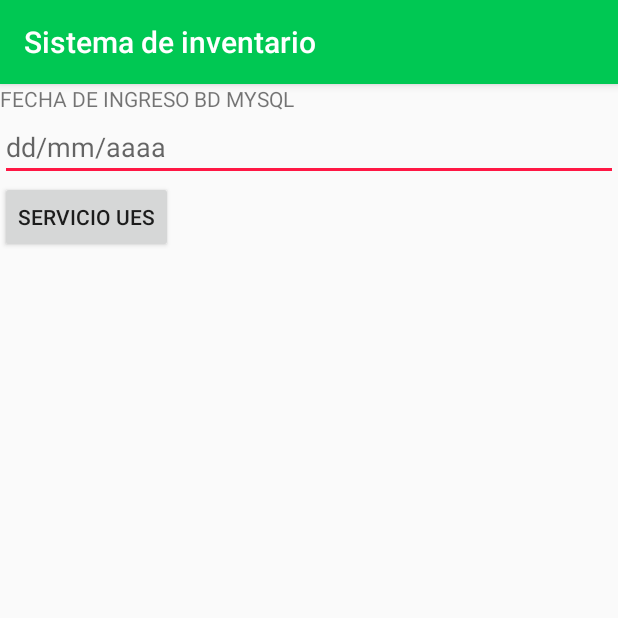
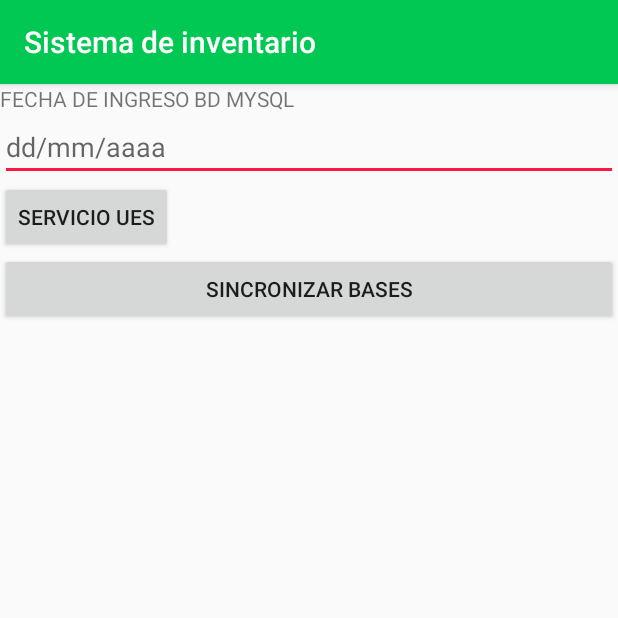
Before and after one commit to dixon28/pdmTareaSubeCum, an Android app: the EquipoWSActivity screen opened directly, with no data from a screen before it, on a phone screen of 412 x 824 dp, the top half of it. Run offline under Robolectric (Android 15) with nearby library versions, the phone set to English and light mode, and no system bars.

Commit message:
Se agrego la sincronizacion de la BD Mysql con SQLite para la tabla Equipo

```diff
--- a/PdmSubeCum/app/src/main/res/layout/activity_equipo_ws.xml
+++ b/PdmSubeCum/app/src/main/res/layout/activity_equipo_ws.xml
@@ -36,6 +36,12 @@ xmlns:android="http://schemas.android.com/apk/res/android">
 
 </LinearLayout>
 
+    <Button android:layout_height="wrap_content"
+        android:layout_width="match_parent"
+        android:id="@+id/button_local"
+        android:text="SINCRONIZAR BASES"
+        android:onClick="guardar"/>
+
 <ListView
     android:layout_height="wrap_content"
     android:layout_width="match_parent"
```
Also changed, not shown: PdmSubeCum/app/src/main/java/com/pdmsubecum/DB/DataBase.java (+12 -4 lines), PdmSubeCum/app/src/main/java/com/pdmsubecum/WebServices/ControladorServicio.java (+7 -1 lines), PdmSubeCum/app/src/main/java/com/pdmsubecum/WebServices/EquipoWSActivity.java (+12 -2 lines).
